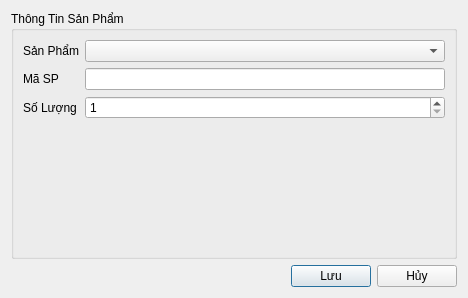
Old version of the form ui/order_add_ord_detail.ui in the repository thinh-doan/sales-and-warehouse-management-system.
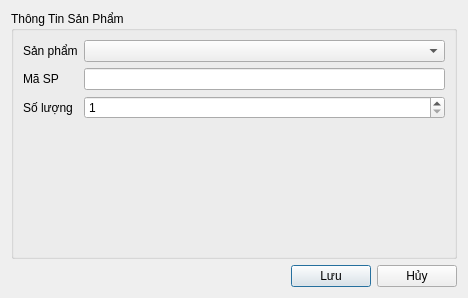
New version of the form. Icons and pictures are not drawn.

Diff of the .ui file:
```diff
--- a/ui/order_add_ord_detail.ui
+++ b/ui/order_add_ord_detail.ui
@@ -35,7 +35,7 @@
         <item row="0" column="0">
          <widget class="QLabel" name="lblProduct">
           <property name="text">
-           <string>Sản Phẩm</string>
+           <string>Sản phẩm</string>
           </property>
          </widget>
         </item>
@@ -63,7 +63,7 @@
         <item row="2" column="0">
          <widget class="QLabel" name="lblQuantity">
           <property name="text">
-           <string>Số Lượng</string>
+           <string>Số lượng</string>
           </property>
          </widget>
         </item>
```
Left out of the diff: 2 changed lines with no effect on the pictures.
